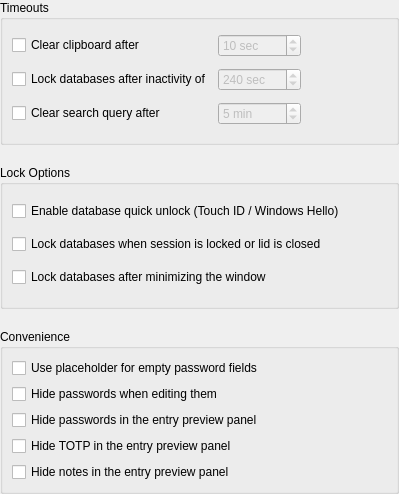
Qt form src/gui/ApplicationSettingsWidgetSecurity.ui (iDarkTemplar/keepassx-min) before a commit.
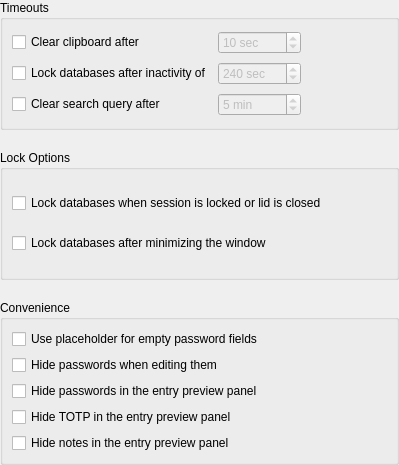
The same form after that commit.

Commit message: Remove remaining parts of quick unlock

```diff
--- a/src/gui/ApplicationSettingsWidgetSecurity.ui
+++ b/src/gui/ApplicationSettingsWidgetSecurity.ui
@@ -7,7 +7,7 @@
     <x>0</x>
     <y>0</y>
     <width>399</width>
-    <height>494</height>
+    <height>465</height>
    </rect>
   </property>
   <layout class="QVBoxLayout" name="verticalLayout">
@@ -165,13 +165,6 @@
       <string>Lock Options</string>
      </property>
      <layout class="QVBoxLayout" name="verticalLayout_4">
-      <item>
-       <widget class="QCheckBox" name="quickUnlockCheckBox">
-        <property name="text">
-         <string>Enable database quick unlock (Touch ID / Windows Hello)</string>
-        </property>
-       </widget>
-      </item>
       <item>
        <widget class="QCheckBox" name="lockDatabaseOnScreenLockCheckBox">
         <property name="text">
```
Left out of the diff: 1 changed line with no effect on the pictures. The commit also changes 7 other files.
